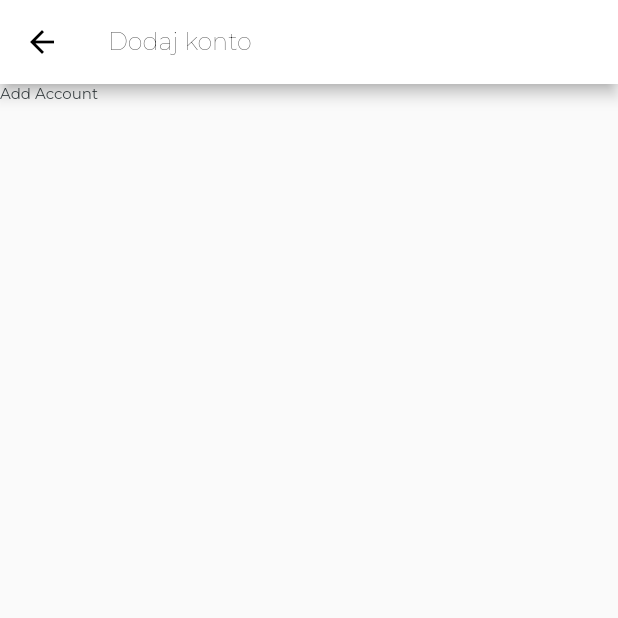
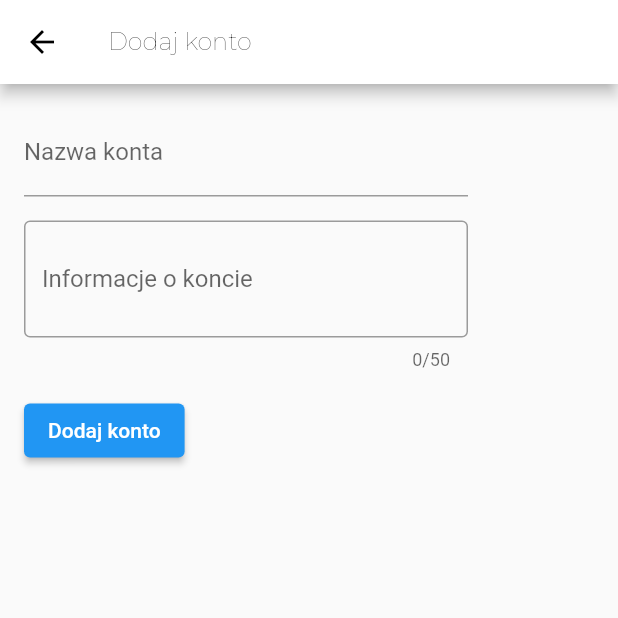
Before and after one commit to krzychudz/wallet-tracker, a Flutter app: the AddAccountScreen screen opened by its route, on a phone screen of 412 x 824 dp, the top half of it. Run offline on Flutter 3.47's test engine with Material 2 defaults, Android fonts, the light colour scheme and no system bars; our stand-ins replace equatable, flutter_bloc, google_fonts.

Commit message:
Add layout for add account page

```diff
--- a/lib/screens/account/add_account.dart
+++ b/lib/screens/account/add_account.dart
@@ -4,6 +4,33 @@ class AddAccountScreen extends StatelessWidget {
   static String routeName = "/add_account";
 
   const AddAccountScreen({Key? key}) : super(key: key);
+
+  Widget _buildAccountNameForm() {
+    return TextField(
+      decoration: const InputDecoration(
+        border: UnderlineInputBorder(),
+        labelText: 'Nazwa konta',
+      ),
+    );
+  }
+
+  Widget _buildAccountInfoForm() {
+    return TextField(
+      decoration: const InputDecoration(
+        border: OutlineInputBorder(),
+        labelText: 'Informacje o koncie',
+      ),
+      maxLines: 2,
+      maxLength: 50,
+    );
+  }
+
+  Widget _buildSubmitButton() {
+    return ElevatedButton(
+      child: Text("Dodaj konto"),
+      onPressed: () => {},
+    );
+  }
 
   @override
   Widget build(BuildContext context) {
@@ -15,11 +42,30 @@ class AddAccountScreen extends StatelessWidget {
           style: Theme.of(context).textTheme.headline1,
         ),
         iconTheme: IconThemeData(
-          color: Colors.black, //change your color here
+          color: Colors.black,
         ),
       ),
-      body: Container(
-        child: Text("Add Account"),
+      body: Padding(
+        padding: const EdgeInsets.only(
+          top: 16.0,
+          bottom: 16.0,
+          left: 16.0,
+          right: 100.0,
+        ),
+        child: Column(
+          crossAxisAlignment: CrossAxisAlignment.start,
+          children: [
+            _buildAccountNameForm(),
+            SizedBox(
+              height: 16,
+            ),
+            _buildAccountInfoForm(),
+            SizedBox(
+              height: 16,
+            ),
+            _buildSubmitButton()
+          ],
+        ),
       ),
     );
   }
```
